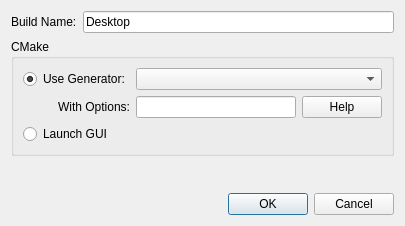
Before: the Qt Designer form Editor/src/Assets/Source/DlgNewBuild.ui in GameOverture/HarmonyEngine, drawn with Qt 5.
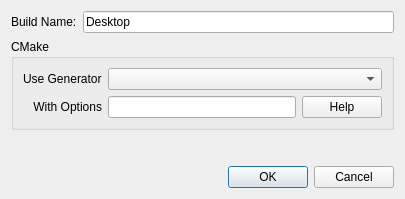
After: the same form once the commit is applied.

What changed in the file:
```diff
--- a/Editor/src/Assets/Source/DlgNewBuild.ui
+++ b/Editor/src/Assets/Source/DlgNewBuild.ui
@@ -7,7 +7,7 @@
     <x>0</x>
     <y>0</y>
     <width>405</width>
-    <height>226</height>
+    <height>199</height>
    </rect>
   </property>
   <property name="windowTitle">
@@ -38,27 +38,7 @@
       <string>CMake</string>
      </property>
      <layout class="QGridLayout" name="gridLayout_2">
-      <item row="0" column="0">
-       <widget class="QRadioButton" name="radCMake">
-        <property name="text">
-         <string notr="true">Use Generator:</string>
-        </property>
-        <property name="checked">
-         <bool>true</bool>
-        </property>
-       </widget>
-      </item>
-      <item row="2" column="0">
-       <widget class="QRadioButton" name="radCMakeGui">
-        <property name="text">
-         <string>Launch GUI</string>
-        </property>
-        <property name="checked">
-         <bool>false</bool>
-        </property>
-       </widget>
-      </item>
-      <item row="1" column="1">
+      <item row="1" column="2">
        <widget class="QLineEdit" name="txtCMakeOptions">
         <property name="font">
          <font>
@@ -67,26 +47,33 @@
         </property>
        </widget>
       </item>
+      <item row="1" column="3">
+       <widget class="QPushButton" name="btnCMakeHelp">
+        <property name="text">
+         <string>Help</string>
+        </property>
+       </widget>
+      </item>
       <item row="1" column="0">
        <widget class="QLabel" name="lblCMakeOptions">
         <property name="text">
-         <string>With Options:</string>
+         <string>With Options</string>
         </property>
         <property name="alignment">
          <set>Qt::AlignmentFlag::AlignRight|Qt::AlignmentFlag::AlignTrailing|Qt::AlignmentFlag::AlignVCenter</set>
         </property>
        </widget>
       </item>
-      <item row="1" column="2">
-       <widget class="QPushButton" name="btnCMakeHelp">
-        <property name="text">
-         <string>Help</string>
-        </property>
-       </widget>
-      </item>
-      <item row="0" column="1" colspan="2">
+      <item row="0" column="2" colspan="2">
        <widget class="QComboBox" name="cmbCMake"/>
       </item>
+      <item row="0" column="0">
+       <widget class="QLabel" name="label">
+        <property name="text">
+         <string>Use Generator</string>
+        </property>
+       </widget>
+      </item>
      </layout>
     </widget>
    </item>
```
